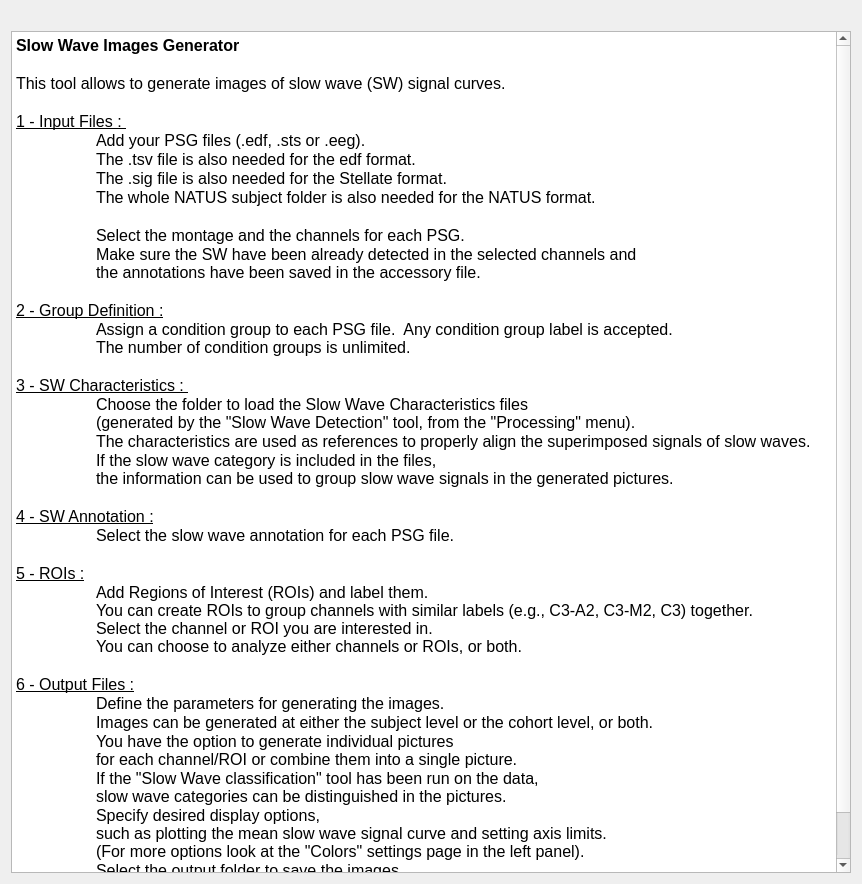
Qt form tools/CEAMSTools/SlowWaveImages/SWImages/Ui_SWImages.ui (SnoozToolbox/snooz-package-ceams) before a commit.
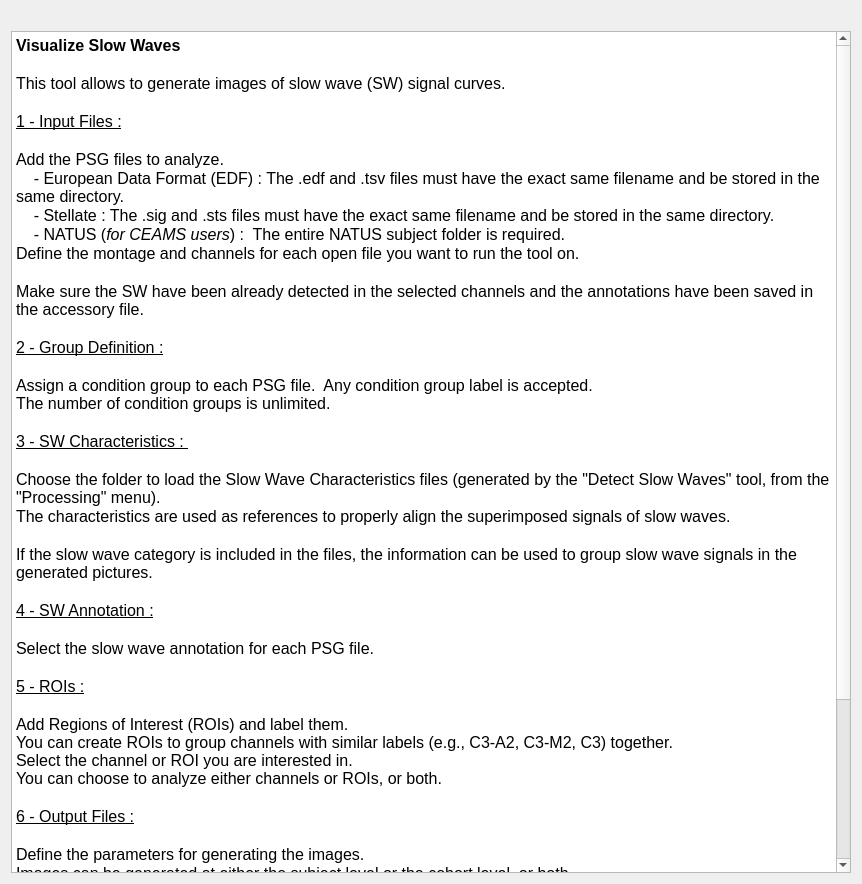
The same form after that commit.

Commit message: UI improvement on the postprocessing category for consistency.

Diff of the .ui file:
```diff
--- a/tools/CEAMSTools/SlowWaveImages/SWImages/Ui_SWImages.ui
+++ b/tools/CEAMSTools/SlowWaveImages/SWImages/Ui_SWImages.ui
@@ -67,43 +67,56 @@
        </property>
        <property name="html">
         <string>&lt;!DOCTYPE HTML PUBLIC &quot;-//W3C//DTD HTML 4.0//EN&quot; &quot;http://www.w3.org/TR/REC-html40/strict.dtd&quot;&gt;
-&lt;html&gt;&lt;head&gt;&lt;meta name=&quot;qrichtext&quot; content=&quot;1&quot; /&gt;&lt;style type=&quot;text/css&quot;&gt;
+&lt;html&gt;&lt;head&gt;&lt;meta name=&quot;qrichtext&quot; content=&quot;1&quot; /&gt;&lt;meta charset=&quot;utf-8&quot; /&gt;&lt;style type=&quot;text/css&quot;&gt;
 p, li { white-space: pre-wrap; }
+hr { height: 1px; border-width: 0; }
+li.unchecked::marker { content: &quot;\2610&quot;; }
+li.checked::marker { content: &quot;\2612&quot;; }
 &lt;/style&gt;&lt;/head&gt;&lt;body style=&quot; font-family:'Roboto'; font-size:12pt; font-weight:400; font-style:normal;&quot;&gt;
-&lt;p style=&quot; margin-top:0px; margin-bottom:0px; margin-left:0px; margin-right:0px; -qt-block-indent:0; text-indent:0px;&quot;&gt;&lt;span style=&quot; font-weight:600;&quot;&gt;Slow Wave Images Generator&lt;/span&gt;&lt;/p&gt;
+&lt;p style=&quot; margin-top:0px; margin-bottom:0px; margin-left:0px; margin-right:0px; -qt-block-indent:0; text-indent:0px;&quot;&gt;&lt;span style=&quot; font-weight:600;&quot;&gt;Visualize Slow Waves&lt;/span&gt;&lt;/p&gt;
 &lt;p style=&quot;-qt-paragraph-type:empty; margin-top:0px; margin-bottom:0px; margin-left:0px; margin-right:0px; -qt-block-indent:0; text-indent:0px;&quot;&gt;&lt;br /&gt;&lt;/p&gt;
 &lt;p style=&quot; margin-top:0px; margin-bottom:0px; margin-left:0px; margin-right:0px; -qt-block-indent:0; text-indent:0px;&quot;&gt;This tool allows to generate images of slow wave (SW) signal curves.  &lt;/p&gt;
 &lt;p style=&quot;-qt-paragraph-type:empty; margin-top:0px; margin-bottom:0px; margin-left:0px; margin-right:0px; -qt-block-indent:0; text-indent:0px;&quot;&gt;&lt;br /&gt;&lt;/p&gt;
-&lt;p style=&quot; margin-top:0px; margin-bottom:0px; margin-left:0px; margin-right:0px; -qt-block-indent:0; text-indent:0px;&quot;&gt;&lt;span style=&quot; text-decoration: underline;&quot;&gt;1 - Input Files : &lt;/span&gt;&lt;/p&gt;
-&lt;p style=&quot; margin-top:0px; margin-bottom:0px; margin-left:0px; margin-right:0px; -qt-block-indent:0; text-indent:0px;&quot;&gt;	Add your PSG files (.edf, .sts or .eeg). &lt;/p&gt;
-&lt;p style=&quot; margin-top:0px; margin-bottom:0px; margin-left:0px; margin-right:0px; -qt-block-indent:0; text-indent:0px;&quot;&gt;	The .tsv file is also needed for the edf format.&lt;/p&gt;
-&lt;p style=&quot; margin-top:0px; margin-bottom:0px; margin-left:0px; margin-right:0px; -qt-block-indent:0; text-indent:0px;&quot;&gt;	The .sig file is also needed for the Stellate format.&lt;/p&gt;
-&lt;p style=&quot; margin-top:0px; margin-bottom:0px; margin-left:0px; margin-right:0px; -qt-block-indent:0; text-indent:0px;&quot;&gt;	The whole NATUS subject folder is also needed for the NATUS format. &lt;/p&gt;
+&lt;p style=&quot; margin-top:0px; margin-bottom:0px; margin-left:0px; margin-right:0px; -qt-block-indent:0; text-indent:0px;&quot;&gt;&lt;span style=&quot; text-decoration: underline;&quot;&gt;1 - Input Files :&lt;/span&gt;&lt;/p&gt;
+&lt;p style=&quot;-qt-paragraph-type:empty; margin-top:0px; margin-bottom:0px; margin-left:0px; margin-right:0px; -qt-block-indent:0; text-indent:0px; text-decoration: underline;&quot;&gt;&lt;br /&gt;&lt;/p&gt;
+&lt;p style=&quot; margin-top:0px; margin-bottom:0px; margin-left:0px; margin-right:0px; -qt-block-indent:0; text-indent:0px;&quot;&gt;Add the PSG files to analyze.&lt;/p&gt;
+&lt;p style=&quot; margin-top:0px; margin-bottom:0px; margin-left:0px; margin-right:0px; -qt-block-indent:0; text-indent:0px;&quot;&gt;&lt;span style=&quot; font-family:'Roboto-Regular';&quot;&gt;    - European Data Format (EDF) : The .edf and .tsv files must have the exact same filename and be stored in the same directory.&lt;/span&gt;&lt;/p&gt;
+&lt;p style=&quot; margin-top:0px; margin-bottom:0px; margin-left:0px; margin-right:0px; -qt-block-indent:0; text-indent:0px;&quot;&gt;&lt;span style=&quot; font-family:'Roboto-Regular';&quot;&gt;    - Stellate : The .sig and .sts files must have the exact same filename and be stored in the same directory.&lt;/span&gt;&lt;/p&gt;
+&lt;p style=&quot; margin-top:0px; margin-bottom:0px; margin-left:0px; margin-right:0px; -qt-block-indent:0; text-indent:0px;&quot;&gt;&lt;span style=&quot; font-family:'Roboto-Regular';&quot;&gt;    - NATUS (&lt;/span&gt;&lt;span style=&quot; font-family:'Roboto-Regular'; font-style:italic;&quot;&gt;for CEAMS users&lt;/span&gt;&lt;span style=&quot; font-family:'Roboto-Regular';&quot;&gt;) : &lt;/span&gt;&lt;span style=&quot; font-family:'MS Shell Dlg 2';&quot;&gt; The entire NATUS subject folder is required.&lt;/span&gt;&lt;/p&gt;
+&lt;p style=&quot; margin-top:0px; margin-bottom:0px; margin-left:0px; margin-right:0px; -qt-block-indent:0; text-indent:0px;&quot;&gt;Define the montage and channels for each open file you want to run the tool on.&lt;/p&gt;
 &lt;p style=&quot;-qt-paragraph-type:empty; margin-top:0px; margin-bottom:0px; margin-left:0px; margin-right:0px; -qt-block-indent:0; text-indent:0px;&quot;&gt;&lt;br /&gt;&lt;/p&gt;
-&lt;p style=&quot; margin-top:0px; margin-bottom:0px; margin-left:0px; margin-right:0px; -qt-block-indent:0; text-indent:0px;&quot;&gt;	Select the montage and the channels for each PSG.  &lt;/p&gt;
-&lt;p style=&quot; margin-top:0px; margin-bottom:0px; margin-left:0px; margin-right:0px; -qt-block-indent:0; text-indent:0px;&quot;&gt;	Make sure the SW have been already detected in the selected channels and&lt;br /&gt;	the annotations have been saved in the accessory file.&lt;/p&gt;
+&lt;p style=&quot; margin-top:0px; margin-bottom:0px; margin-left:0px; margin-right:0px; -qt-block-indent:0; text-indent:0px;&quot;&gt;Make sure the SW have been already detected in the selected channels and the annotations have been saved in the accessory file.&lt;/p&gt;
 &lt;p style=&quot;-qt-paragraph-type:empty; margin-top:0px; margin-bottom:0px; margin-left:0px; margin-right:0px; -qt-block-indent:0; text-indent:0px;&quot;&gt;&lt;br /&gt;&lt;/p&gt;
 &lt;p style=&quot; margin-top:0px; margin-bottom:0px; margin-left:0px; margin-right:0px; -qt-block-indent:0; text-indent:0px;&quot;&gt;&lt;span style=&quot; text-decoration: underline;&quot;&gt;2 - Group Definition :&lt;/span&gt;&lt;/p&gt;
-&lt;p style=&quot; margin-top:0px; margin-bottom:0px; margin-left:0px; margin-right:0px; -qt-block-indent:0; text-indent:0px;&quot;&gt;	Assign a condition group to each PSG file.  Any condition group label is accepted.  &lt;br /&gt;	The number of condition groups is unlimited.&lt;/p&gt;
+&lt;p style=&quot;-qt-paragraph-type:empty; margin-top:0px; margin-bottom:0px; margin-left:0px; margin-right:0px; -qt-block-indent:0; text-indent:0px; text-decoration: underline;&quot;&gt;&lt;br /&gt;&lt;/p&gt;
+&lt;p style=&quot; margin-top:0px; margin-bottom:0px; margin-left:0px; margin-right:0px; -qt-block-indent:0; text-indent:0px;&quot;&gt;Assign a condition group to each PSG file.  Any condition group label is accepted.  &lt;br /&gt;The number of condition groups is unlimited.&lt;/p&gt;
 &lt;p style=&quot;-qt-paragraph-type:empty; margin-top:0px; margin-bottom:0px; margin-left:0px; margin-right:0px; -qt-block-indent:0; text-indent:0px;&quot;&gt;&lt;br /&gt;&lt;/p&gt;
 &lt;p style=&quot; margin-top:0px; margin-bottom:0px; margin-left:0px; margin-right:0px; -qt-block-indent:0; text-indent:0px;&quot;&gt;&lt;span style=&quot; text-decoration: underline;&quot;&gt;3 - SW Characteristics : &lt;/span&gt;&lt;/p&gt;
-&lt;p style=&quot; margin-top:0px; margin-bottom:0px; margin-left:0px; margin-right:0px; -qt-block-indent:0; text-indent:0px;&quot;&gt;	Choose the folder to load the Slow Wave Characteristics files &lt;br /&gt;	(generated by the &amp;quot;Slow Wave Detection&amp;quot; tool, from the &amp;quot;Processing&amp;quot; menu).&lt;/p&gt;
-&lt;p style=&quot; margin-top:0px; margin-bottom:0px; margin-left:0px; margin-right:0px; -qt-block-indent:0; text-indent:0px;&quot;&gt;	The characteristics are used as references to properly align the superimposed signals of slow waves.&lt;/p&gt;
-&lt;p style=&quot; margin-top:0px; margin-bottom:0px; margin-left:0px; margin-right:0px; -qt-block-indent:0; text-indent:0px;&quot;&gt;	If the slow wave category is included in the files, &lt;br /&gt;	the information can be used to group slow wave signals in the generated pictures.&lt;/p&gt;
+&lt;p style=&quot;-qt-paragraph-type:empty; margin-top:0px; margin-bottom:0px; margin-left:0px; margin-right:0px; -qt-block-indent:0; text-indent:0px; text-decoration: underline;&quot;&gt;&lt;br /&gt;&lt;/p&gt;
+&lt;p style=&quot; margin-top:0px; margin-bottom:0px; margin-left:0px; margin-right:0px; -qt-block-indent:0; text-indent:0px;&quot;&gt;Choose the folder to load the Slow Wave Characteristics files (generated by the &amp;quot;Detect Slow Waves&amp;quot; tool, from the &amp;quot;Processing&amp;quot; menu).&lt;/p&gt;
+&lt;p style=&quot; margin-top:0px; margin-bottom:0px; margin-left:0px; margin-right:0px; -qt-block-indent:0; text-indent:0px;&quot;&gt;The characteristics are used as references to properly align the superimposed signals of slow waves.&lt;/p&gt;
+&lt;p style=&quot;-qt-paragraph-type:empty; margin-top:0px; margin-bottom:0px; margin-left:0px; margin-right:0px; -qt-block-indent:0; text-indent:0px;&quot;&gt;&lt;br /&gt;&lt;/p&gt;
+&lt;p style=&quot; margin-top:0px; margin-bottom:0px; margin-left:0px; margin-right:0px; -qt-block-indent:0; text-indent:0px;&quot;&gt;If the slow wave category is included in the files, the information can be used to group slow wave signals in the generated pictures.&lt;/p&gt;
 &lt;p style=&quot;-qt-paragraph-type:empty; margin-top:0px; margin-bottom:0px; margin-left:0px; margin-right:0px; -qt-block-indent:0; text-indent:0px;&quot;&gt;&lt;br /&gt;&lt;/p&gt;
 &lt;p style=&quot; margin-top:0px; margin-bottom:0px; margin-left:0px; margin-right:0px; -qt-block-indent:0; text-indent:0px;&quot;&gt;&lt;span style=&quot; text-decoration: underline;&quot;&gt;4 - SW Annotation :&lt;/span&gt;&lt;/p&gt;
-&lt;p style=&quot; margin-top:0px; margin-bottom:0px; margin-left:0px; margin-right:0px; -qt-block-indent:0; text-indent:0px;&quot;&gt;	Select the slow wave annotation for each PSG file.&lt;/p&gt;
+&lt;p style=&quot;-qt-paragraph-type:empty; margin-top:0px; margin-bottom:0px; margin-left:0px; margin-right:0px; -qt-block-indent:0; text-indent:0px; text-decoration: underline;&quot;&gt;&lt;br /&gt;&lt;/p&gt;
+&lt;p style=&quot; margin-top:0px; margin-bottom:0px; margin-left:0px; margin-right:0px; -qt-block-indent:0; text-indent:0px;&quot;&gt;Select the slow wave annotation for each PSG file.&lt;/p&gt;
 &lt;p style=&quot;-qt-paragraph-type:empty; margin-top:0px; margin-bottom:0px; margin-left:0px; margin-right:0px; -qt-block-indent:0; text-indent:0px;&quot;&gt;&lt;br /&gt;&lt;/p&gt;
 &lt;p style=&quot; margin-top:0px; margin-bottom:0px; margin-left:0px; margin-right:0px; -qt-block-indent:0; text-indent:0px;&quot;&gt;&lt;span style=&quot; text-decoration: underline;&quot;&gt;5 - ROIs :&lt;/span&gt;&lt;/p&gt;
-&lt;p style=&quot; margin-top:0px; margin-bottom:0px; margin-left:0px; margin-right:0px; -qt-block-indent:0; text-indent:0px;&quot;&gt;	Add Regions of Interest (ROIs) and label them. &lt;br /&gt;	You can create ROIs to group channels with similar labels (e.g., C3-A2, C3-M2, C3) together.  &lt;br /&gt;	Select the channel or ROI you are interested in. &lt;br /&gt;	You can choose to analyze either channels or ROIs, or both.&lt;/p&gt;
+&lt;p style=&quot;-qt-paragraph-type:empty; margin-top:0px; margin-bottom:0px; margin-left:0px; margin-right:0px; -qt-block-indent:0; text-indent:0px; text-decoration: underline;&quot;&gt;&lt;br /&gt;&lt;/p&gt;
+&lt;p style=&quot; margin-top:0px; margin-bottom:0px; margin-left:0px; margin-right:0px; -qt-block-indent:0; text-indent:0px;&quot;&gt;Add Regions of Interest (ROIs) and label them. &lt;br /&gt;You can create ROIs to group channels with similar labels (e.g., C3-A2, C3-M2, C3) together.  &lt;br /&gt;Select the channel or ROI you are interested in. &lt;br /&gt;You can choose to analyze either channels or ROIs, or both.&lt;/p&gt;
 &lt;p style=&quot;-qt-paragraph-type:empty; margin-top:0px; margin-bottom:0px; margin-left:0px; margin-right:0px; -qt-block-indent:0; text-indent:0px;&quot;&gt;&lt;br /&gt;&lt;/p&gt;
 &lt;p style=&quot; margin-top:0px; margin-bottom:0px; margin-left:0px; margin-right:0px; -qt-block-indent:0; text-indent:0px;&quot;&gt;&lt;span style=&quot; text-decoration: underline;&quot;&gt;6 - Output Files :&lt;/span&gt;&lt;/p&gt;
-&lt;p style=&quot; margin-top:0px; margin-bottom:0px; margin-left:0px; margin-right:0px; -qt-block-indent:0; text-indent:0px;&quot;&gt;	Define the parameters for generating the images. &lt;/p&gt;
-&lt;p style=&quot; margin-top:0px; margin-bottom:0px; margin-left:0px; margin-right:0px; -qt-block-indent:0; text-indent:0px;&quot;&gt;	Images can be generated at either the subject level or the cohort level, or both. &lt;/p&gt;
-&lt;p style=&quot; margin-top:0px; margin-bottom:0px; margin-left:0px; margin-right:0px; -qt-block-indent:0; text-indent:0px;&quot;&gt;	You have the option to generate individual pictures &lt;br /&gt;	for each channel/ROI or combine them into a single picture. &lt;/p&gt;
-&lt;p style=&quot; margin-top:0px; margin-bottom:0px; margin-left:0px; margin-right:0px; -qt-block-indent:0; text-indent:0px;&quot;&gt;	If the &amp;quot;Slow Wave classification&amp;quot; tool has been run on the data, &lt;br /&gt;	slow wave categories can be distinguished in the pictures.&lt;/p&gt;
-&lt;p style=&quot; margin-top:0px; margin-bottom:0px; margin-left:0px; margin-right:0px; -qt-block-indent:0; text-indent:0px;&quot;&gt;	Specify desired display options, &lt;br /&gt;	such as plotting the mean slow wave signal curve and setting axis limits. &lt;br /&gt;	(For more options look at the &amp;quot;Colors&amp;quot; settings page in the left panel).&lt;/p&gt;
-&lt;p style=&quot; margin-top:0px; margin-bottom:0px; margin-left:0px; margin-right:0px; -qt-block-indent:0; text-indent:0px;&quot;&gt;	Select the output folder to save the images.&lt;/p&gt;
+&lt;p style=&quot;-qt-paragraph-type:empty; margin-top:0px; margin-bottom:0px; margin-left:0px; margin-right:0px; -qt-block-indent:0; text-indent:0px; text-decoration: underline;&quot;&gt;&lt;br /&gt;&lt;/p&gt;
+&lt;p style=&quot; margin-top:0px; margin-bottom:0px; margin-left:0px; margin-right:0px; -qt-block-indent:0; text-indent:0px;&quot;&gt;Define the parameters for generating the images. &lt;/p&gt;
+&lt;p style=&quot; margin-top:0px; margin-bottom:0px; margin-left:0px; margin-right:0px; -qt-block-indent:0; text-indent:0px;&quot;&gt;Images can be generated at either the subject level or the cohort level, or both. &lt;/p&gt;
+&lt;p style=&quot; margin-top:0px; margin-bottom:0px; margin-left:0px; margin-right:0px; -qt-block-indent:0; text-indent:0px;&quot;&gt;You have the option to generate individual pictures for each channel/ROI or combine them into a single picture. &lt;/p&gt;
+&lt;p style=&quot;-qt-paragraph-type:empty; margin-top:0px; margin-bottom:0px; margin-left:0px; margin-right:0px; -qt-block-indent:0; text-indent:0px;&quot;&gt;&lt;br /&gt;&lt;/p&gt;
+&lt;p style=&quot; margin-top:0px; margin-bottom:0px; margin-left:0px; margin-right:0px; -qt-block-indent:0; text-indent:0px;&quot;&gt;If the &amp;quot;Classify Slow Waves&amp;quot; tool has been run on the data, slow wave categories can be distinguished in the pictures.&lt;/p&gt;
+&lt;p style=&quot; margin-top:0px; margin-bottom:0px; margin-left:0px; margin-right:0px; -qt-block-indent:0; text-indent:0px;&quot;&gt;Specify desired display options, such as plotting the mean slow wave signal curve and setting axis limits. &lt;/p&gt;
+&lt;p style=&quot; margin-top:0px; margin-bottom:0px; margin-left:0px; margin-right:0px; -qt-block-indent:0; text-indent:0px;&quot;&gt;(For more options look at the &amp;quot;Colors&amp;quot; settings page in the left panel).&lt;/p&gt;
+&lt;p style=&quot;-qt-paragraph-type:empty; margin-top:0px; margin-bottom:0px; margin-left:0px; margin-right:0px; -qt-block-indent:0; text-indent:0px;&quot;&gt;&lt;br /&gt;&lt;/p&gt;
+&lt;p style=&quot; margin-top:0px; margin-bottom:0px; margin-left:0px; margin-right:0px; -qt-block-indent:0; text-indent:0px;&quot;&gt;Select the output folder to save the images.&lt;/p&gt;
 &lt;p style=&quot;-qt-paragraph-type:empty; margin-top:0px; margin-bottom:0px; margin-left:0px; margin-right:0px; -qt-block-indent:0; text-indent:0px;&quot;&gt;&lt;br /&gt;&lt;/p&gt;
 &lt;p style=&quot;-qt-paragraph-type:empty; margin-top:0px; margin-bottom:0px; margin-left:0px; margin-right:0px; -qt-block-indent:0; text-indent:0px;&quot;&gt;&lt;br /&gt;&lt;/p&gt;&lt;/body&gt;&lt;/html&gt;</string>
        </property>
```
Left out of the diff: 14 changed lines with no effect on the pictures. The commit also changes 16 other files.
